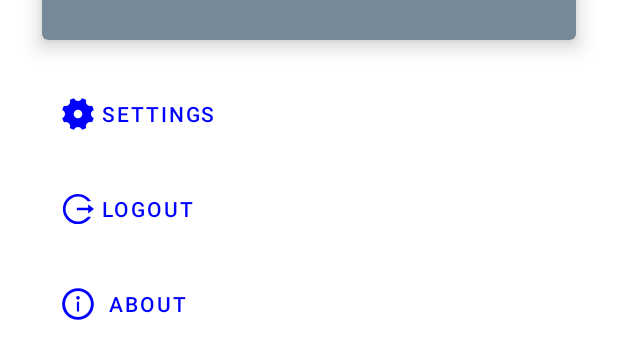
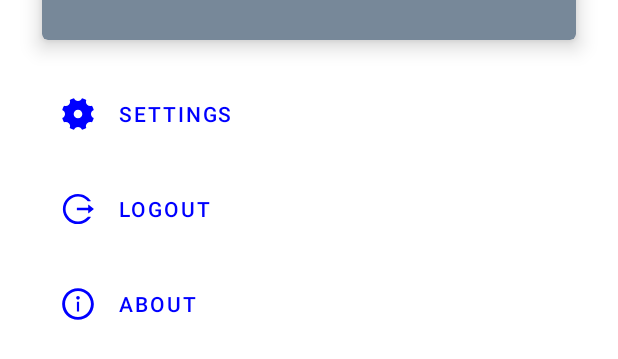
Before and after one commit to link857/SmartCrutch_Android_App_new, an Android app: the layout activity_main.xml on its own in the app's theme, with its tools: preview values and no code run, on a phone screen of 412 x 824 dp. Shown: the part 523-882 px from the top of the screen. Run offline under Robolectric (Android 15) with nearby library versions, the phone set to English and light mode, and no system bars.

```diff
--- a/app/src/main/java/deltazero/smartcrutch/ui/MainActivity.java
+++ b/app/src/main/java/deltazero/smartcrutch/ui/MainActivity.java
@@ -66,9 +66,9 @@ public class MainActivity extends AppCompatActivity {
         btViewMap = findViewById(R.id.main_view_map_button);
 
         tvUserInfo.setText(String.format(getString(R.string.user_info_text_view), uuid));
-        tvStatus.setText(getString(R.string.status_loading));
-        tvStatusInfo.setText(getString(R.string.status_info_loading));
-        cvStatus.setCardBackgroundColor(getColor(R.color.LightSlateGray));
+//        tvStatus.setText(getString(R.string.status_loading));
+//        tvStatusInfo.setText(getString(R.string.status_info_loading));
+//        cvStatus.setCardBackgroundColor(getColor(R.color.LightSlateGray));
 
     }
 
--- a/app/src/main/res/layout/activity_main.xml
+++ b/app/src/main/res/layout/activity_main.xml
@@ -16,7 +16,6 @@
         android:text="@string/text_view_dashboard"
         android:textAppearance="@style/TextAppearance.MaterialComponents.Headline6"
         android:textSize="40sp" />
-
 
 
     <TextView
@@ -106,7 +105,8 @@
                 android:layout_marginStart="40sp"
                 android:layout_marginTop="25dp"
                 android:text="@string/button_launch_settings"
-                app:icon="@drawable/ic_settings_grey_24dp" />
+                app:icon="@drawable/ic_settings_grey_24dp"
+                app:iconPadding="15dp" />
 
             <com.google.android.material.button.MaterialButton
                 style="@style/Widget.MaterialComponents.Button.TextButton"
@@ -114,9 +114,10 @@
                 android:layout_height="wrap_content"
                 android:layout_marginStart="40sp"
                 android:layout_marginTop="15dp"
+                android:onClick="logout"
                 android:text="@string/button_logout"
-                android:onClick="logout"
-                app:icon="@drawable/ic_logout_grey_24dp" />
+                app:icon="@drawable/ic_logout_grey_24dp"
+                app:iconPadding="15dp" />
 
             <com.google.android.material.button.MaterialButton
                 style="@style/Widget.MaterialComponents.Button.TextButton"
@@ -125,7 +126,8 @@
                 android:layout_marginStart="40sp"
                 android:layout_marginTop="15dp"
                 android:text="@string/button_launch_about"
-                app:icon="@drawable/ic_about_grey_24dp" />
+                app:icon="@drawable/ic_about_grey_24dp"
+                app:iconPadding="15dp" />
 
         </LinearLayout>
 
--- a/app/src/main/res/values/strings.xml
+++ b/app/src/main/res/values/strings.xml
@@ -32,6 +32,7 @@
     <string name="no_location_info">No Location Info</string>
     <string name="no_location">Unable to get the location</string>
     <string name="button_logout">Logout</string>
-    <string name="location_latlng">Latitude: %1$f, Longitude: %2$f</string>
+    <string name="location_latlng">Latitude: %1$.2f, Longitude: %2$.2f</string>
     <string name="unknown_location">Unknown location</string>
+    <string name="crutch_marker_tag">Your crutch</string>
 </resources>
```
Also changed, not shown: app/src/main/java/deltazero/smartcrutch/ui/MapActivity.java (+24 -18 lines), app/src/main/res/layout/activity_map.xml (+7 -2 lines), 1 other file.
